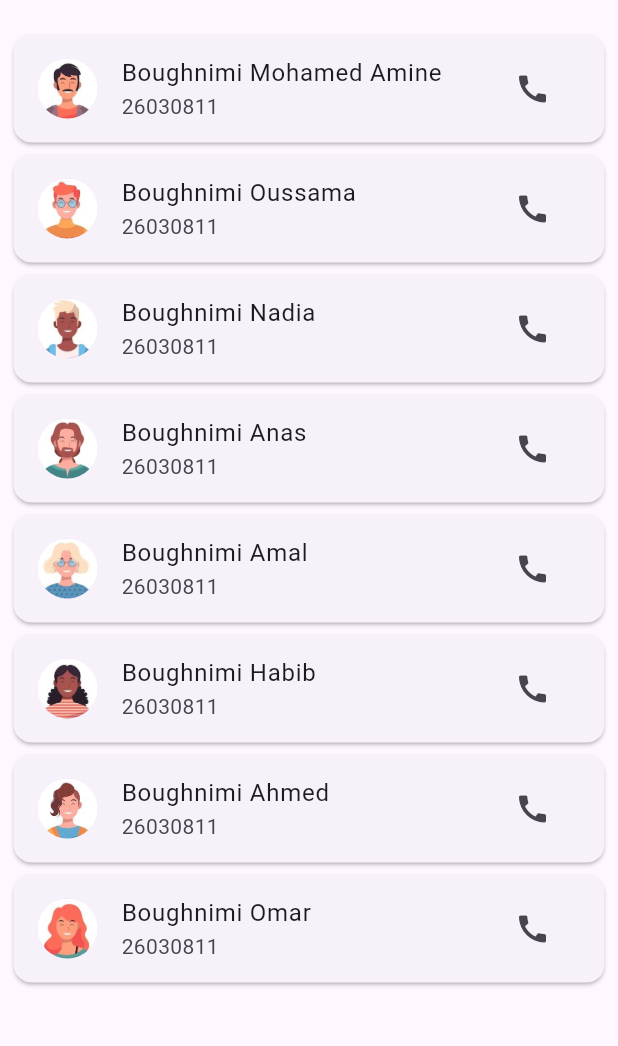
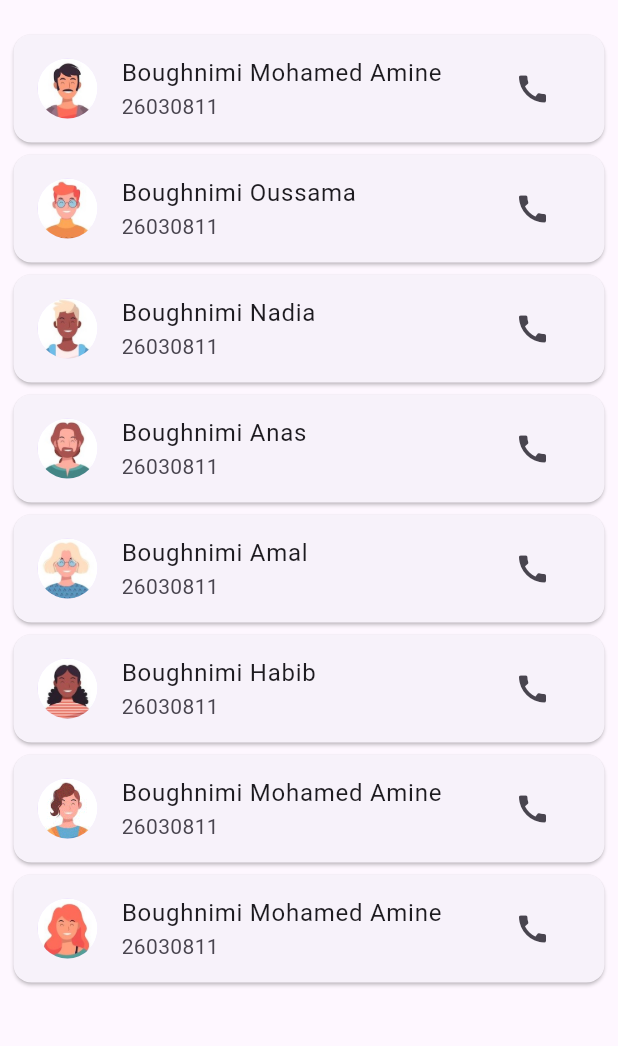
Before and after one commit to HammaBG/flutter_contact_app, a Flutter app: the screen it shows after launch, on a phone screen of 412 x 824 dp, the part 63-1109 px from its top. Run offline on Flutter 3.47's test engine with Material 3 defaults, Android fonts, the light colour scheme and no system bars; our stand-ins replace fluttertoast; missing offline and left inert: flutter_phone_direct_caller.

Commit message:
changing name

```diff
--- a/lib/main.dart
+++ b/lib/main.dart
@@ -34,8 +34,8 @@ class _HomeState extends State<Home> {
     new Contact("Boughnimi", "Anas", "26030811", "assets/images/avatar4.jpg"),
     new Contact("Boughnimi", "Amal", "26030811", "assets/images/avatar5.jpg"),
     new Contact("Boughnimi", "Habib", "26030811", "assets/images/avatar6.jpg"),
-    new Contact("Boughnimi", "Ahmed", "26030811", "assets/images/avatar7.gif"),
-    new Contact("Boughnimi", "Omar", "26030811", "assets/images/avatar8.jpg"),
+    new Contact("Boughnimi", "Mohamed Amine", "26030811", "assets/images/avatar7.gif"),
+    new Contact("Boughnimi", "Mohamed Amine", "26030811", "assets/images/avatar8.jpg"),
   ];
   showAlertDialog(BuildContext context, String message){
     Widget cancelButton = TextButton(child: Text("Cancel"),onPressed: () {},
```
